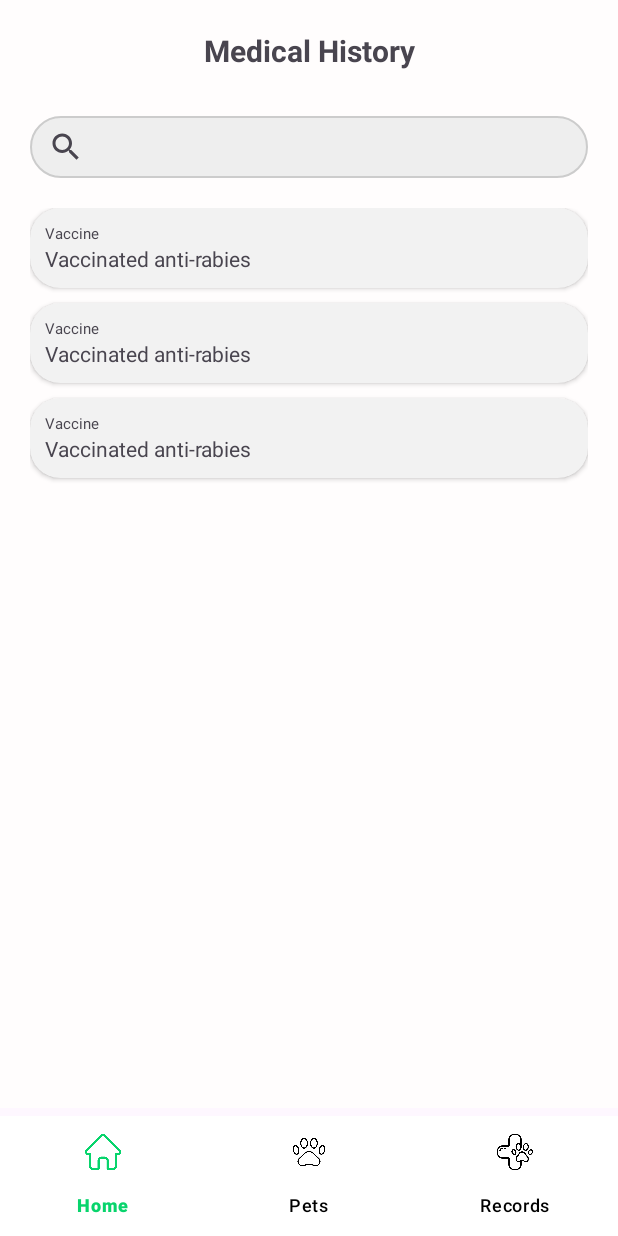
After one commit to kurtsanor/PetTrackr, an Android app: the fragment MedicalHistoryFragment placed in its activity, on a phone screen of 412 x 824 dp. The commit adds this screen. Run offline under Robolectric (Android 15) with nearby library versions, the phone set to English and light mode, and no system bars; libraries missing offline, so code that uses them is left out: com.github.mikephil.charting; 4 statements that could not run were skipped.

Commit message:
feat: implement Medical History page

```diff
--- /dev/null
+++ b/app/src/main/java/com/example/tracker/MedicalHistoryFragment.kt
@@ -0,0 +1,20 @@
+package com.example.tracker
+
+import android.os.Bundle
+import androidx.fragment.app.Fragment
+import android.view.LayoutInflater
+import android.view.View
+import android.view.ViewGroup
+
+class MedicalHistoryFragment : Fragment() {
+
+    override fun onCreateView(
+        inflater: LayoutInflater, container: ViewGroup?,
+        savedInstanceState: Bundle?
+    ): View? {
+        // Inflate the layout for this fragment
+        return inflater.inflate(R.layout.fragment_medical_history, container, false)
+    }
+
+
+}
--- a/app/src/main/java/com/example/tracker/PetProfileFragment.kt
+++ b/app/src/main/java/com/example/tracker/PetProfileFragment.kt
@@ -20,13 +20,23 @@ class PetProfileFragment : Fragment() {
     override fun onViewCreated(view: View, savedInstanceState: Bundle?) {
         super.onViewCreated(view, savedInstanceState)
 
-        val petDetailsBtn = view.findViewById< Button>(R.id.buttonVaccination)
-        petDetailsBtn.setOnClickListener {
+        val buttonVaccination = view.findViewById< Button>(R.id.buttonVaccination)
+        buttonVaccination.setOnClickListener {
             parentFragmentManager.beginTransaction()
                 .replace(R.id.fragmentContainerView2, VaccinationFragment())
                 .addToBackStack(null)
                 .commit()
         }
+
+        val buttonMedicalHistory = view.findViewById< Button>(R.id.buttonMedicalHistory)
+        buttonMedicalHistory.setOnClickListener {
+            parentFragmentManager.beginTransaction()
+                .replace(R.id.fragmentContainerView2, MedicalHistoryFragment())
+                .addToBackStack(null)
+                .commit()
+        }
+
+
     }
 
 
--- /dev/null
+++ b/app/src/main/res/drawable/search_bar_design.xml
@@ -0,0 +1,14 @@
+<?xml version="1.0" encoding="utf-8"?>
+<shape xmlns:android="http://schemas.android.com/apk/res/android" android:shape="rectangle">
+
+    <!--Background color-->
+    <solid android:color="#EEEEEE"/>
+
+    <!-- Rounded corners -->
+    <corners android:radius="24dp"/>
+
+    <!-- Optional border -->
+    <stroke
+        android:width="1dp"
+        android:color="#CCCCCC"/>
+</shape>
--- /dev/null
+++ b/app/src/main/res/layout/fragment_medical_history.xml
@@ -0,0 +1,130 @@
+<?xml version="1.0" encoding="utf-8"?>
+<FrameLayout xmlns:android="http://schemas.android.com/apk/res/android"
+    xmlns:tools="http://schemas.android.com/tools"
+    android:layout_width="match_parent"
+    android:layout_height="match_parent"
+    xmlns:app="http://schemas.android.com/apk/res-auto"
+    tools:context=".MedicalHistoryFragment">
+
+    <!-- TODO: Update blank fragment layout -->
+    <LinearLayout
+        android:layout_width="match_parent"
+        android:layout_height="match_parent"
+        android:background="#FFFDFD"
+        android:orientation="vertical"
+        android:padding="20dp">
+
+        <TextView
+            android:id="@+id/textView2"
+            android:layout_width="match_parent"
+            android:layout_height="wrap_content"
+            android:textStyle="bold"
+            android:text="Medical History"
+            android:textSize="20sp"
+            android:layout_marginBottom="30dp"
+            android:textAlignment="center"/>
+
+        <SearchView
+            style="@style/Widget.AppCompat.SearchView"
+            android:layout_width="match_parent"
+            android:layout_height="0dp"
+            android:layout_weight="1"
+            android:background="@drawable/search_bar_design"
+            android:queryHint="Search / Filter Records"
+            android:layout_marginBottom="20dp"
+            />
+
+
+        <ScrollView
+            android:layout_width="match_parent"
+            android:layout_height="0dp"
+            android:layout_weight="14">
+
+            <LinearLayout
+                android:layout_width="match_parent"
+                android:layout_height="match_parent"
+                android:orientation="vertical">
+
+                <androidx.cardview.widget.CardView
+                    android:layout_width="match_parent"
+                    android:layout_height="wrap_content"
+                    android:layout_marginBottom="10dp"
+                    app:cardBackgroundColor="#F2F2F2"
+                    app:cardCornerRadius="20dp"
+                    app:contentPadding="10dp">
+                    <LinearLayout
+                        android:layout_width="match_parent"
+                        android:layout_height="wrap_content"
+                        android:orientation="vertical">
+                        <TextView
+                            android:layout_width="match_parent"
+                            android:layout_height="wrap_content"
+                            android:text="Vaccine"
+                            android:textSize="10sp" />
+                        <TextView
+                            android:layout_width="match_parent"
+                            android:layout_height="wrap_content"
+                            android:text="Vaccinated anti-rabies"
+                            android:textSize="14sp" />
+                    </LinearLayout>
+                </androidx.cardview.widget.CardView>
+
+                <androidx.cardview.widget.CardView
+                    android:layout_width="match_parent"
+                    android:layout_height="wrap_content"
+                    android:layout_marginBottom="10dp"
+                    app:cardBackgroundColor="#F2F2F2"
+                    app:cardCornerRadius="20dp"
+                    app:contentPadding="10dp">
+                    <LinearLayout
+                        android:layout_width="match_parent"
+                        android:layout_height="wrap_content"
+                        android:orientation="vertical">
+                        <TextView
+                            android:layout_width="match_parent"
+                            android:layout_height="wrap_content"
+                            android:text="Vaccine"
+                            android:textSize="10sp" />
+                        <TextView
+                            android:layout_width="match_parent"
+                            android:layout_height="wrap_content"
+                            android:text="Vaccinated anti-rabies"
+                            android:textSize="14sp" />
+                    </LinearLayout>
+                </androidx.cardview.widget.CardView>
+
+                <androidx.cardview.widget.CardView
+                    android:layout_width="match_parent"
+                    android:layout_height="wrap_content"
+                    android:layout_marginBottom="10dp"
+                    app:cardBackgroundColor="#F2F2F2"
+                    app:cardCornerRadius="20dp"
+                    app:contentPadding="10dp">
+                    <LinearLayout
+                        android:layout_width="match_parent"
+                        android:layout_height="wrap_content"
+                        android:orientation="vertical">
+                        <TextView
+                            android:layout_width="match_parent"
+                            android:layout_height="wrap_content"
+                            android:text="Vaccine"
+                            android:textSize="10sp" />
+                        <TextView
+                            android:layout_width="match_parent"
+                            android:layout_height="wrap_content"
+                            android:text="Vaccinated anti-rabies"
+                            android:textSize="14sp" />
+                    </LinearLayout>
+                </androidx.cardview.widget.CardView>
+
+            </LinearLayout>
+
+
+
+
+
+        </ScrollView>
+
+    </LinearLayout>
+
+</FrameLayout>
--- a/app/src/main/res/layout/fragment_pet_profile.xml
+++ b/app/src/main/res/layout/fragment_pet_profile.xml
@@ -140,6 +140,7 @@
                 app:layout_columnWeight="1"
                 app:strokeColor="#C3C3C3" />
             <Button
+                android:id="@+id/buttonMedicalHistory"
                 style="@style/Widget.Material3.ExtendedFloatingActionButton.Icon.Surface"
                 android:layout_width="0dp"
                 android:layout_height="wrap_content"
```
